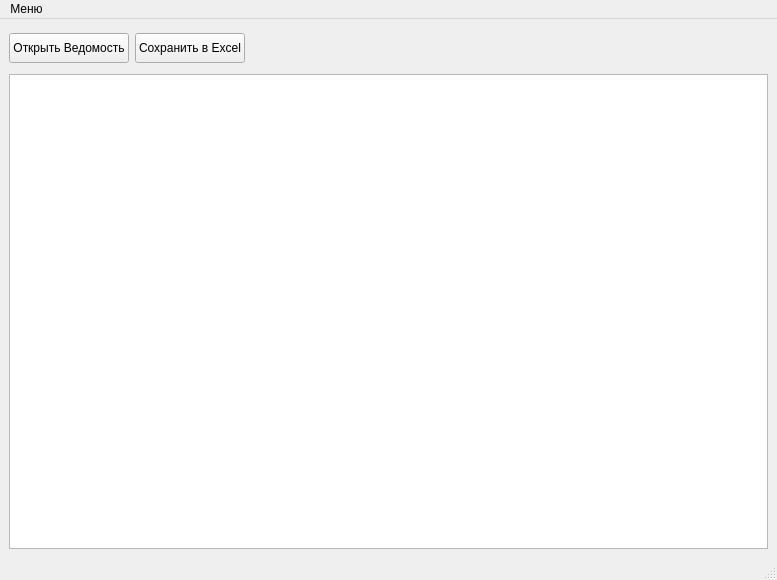
Bors1k/property-analysis-system, file form.ui: the form before one commit.
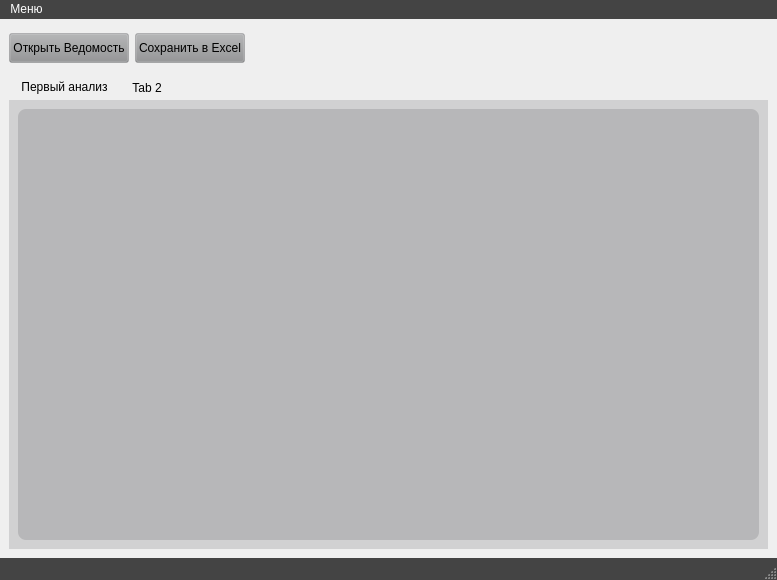
The form after the commit. Icons and pictures are not drawn.

Patch:
```diff
--- a/form.ui
+++ b/form.ui
@@ -13,6 +13,17 @@
   <property name="windowTitle">
    <string>MainWindow</string>
   </property>
+  <property name="styleSheet">
+   <string notr="true">#MainWindow {border-image: url(:/1C.png);}
+
+.QMenuBar{background-color: #444444;color: white;} 
+.QMenuBar:item:selected{background: #444444;color: #fcf605;}
+.QMenu {background-color: #444444;color: white;} 
+.QMenu:item:selected{background: #444444;color: #fcf605;} 
+
+
+.QStatusBar{background-color: #444444;color: white;}</string>
+  </property>
   <widget class="QWidget" name="centralwidget">
    <property name="styleSheet">
     <string notr="true"/>
@@ -30,6 +41,10 @@
             <height>30</height>
            </size>
           </property>
+          <property name="styleSheet">
+           <string notr="true">.QPushButton {background-color: rgba(143, 144, 146, 80)}
+.QPushButton:hover{ background-color: rgba(143, 144, 146, 130)}</string>
+          </property>
           <property name="text">
            <string>Открыть Ведомость</string>
           </property>
@@ -53,6 +68,10 @@
             <height>30</height>
            </size>
           </property>
+          <property name="styleSheet">
+           <string notr="true">.QPushButton {background-color: rgba(143, 144, 146, 80)}
+.QPushButton:hover{ background-color: rgba(143, 144, 146, 130)}</string>
+          </property>
           <property name="text">
            <string>Сохранить в Excel</string>
           </property>
@@ -104,7 +123,39 @@
     <item>
      <layout class="QVBoxLayout" name="verticalLayout_2">
       <item>
-       <widget class="QTableWidget" name="tableWidget"/>
+       <widget class="QTabWidget" name="tabWidget">
+        <property name="styleSheet">
+         <string notr="true">.QTabWidget::pane{
+background: transparent;
+border:0;
+background-color: rgba(143, 144, 146, 80)
+}
+.QTabBar::tab{background: transparent;}</string>
+        </property>
+        <property name="currentIndex">
+         <number>0</number>
+        </property>
+        <widget class="QWidget" name="tab">
+         <attribute name="title">
+          <string>Первый анализ</string>
+         </attribute>
+         <layout class="QVBoxLayout" name="verticalLayout_3">
+          <item>
+           <widget class="QTableWidget" name="tableWidget">
+            <property name="styleSheet">
+             <string notr="true">.QTableWidget {background-color: rgba(143, 144, 146, 100);
+border-radius:8px;}</string>
+            </property>
+           </widget>
+          </item>
+         </layout>
+        </widget>
+        <widget class="QWidget" name="tab_2">
+         <attribute name="title">
+          <string>Tab 2</string>
+         </attribute>
+        </widget>
+       </widget>
       </item>
      </layout>
     </item>
```
Left out of the diff: 6 changed lines with no effect on the pictures.
